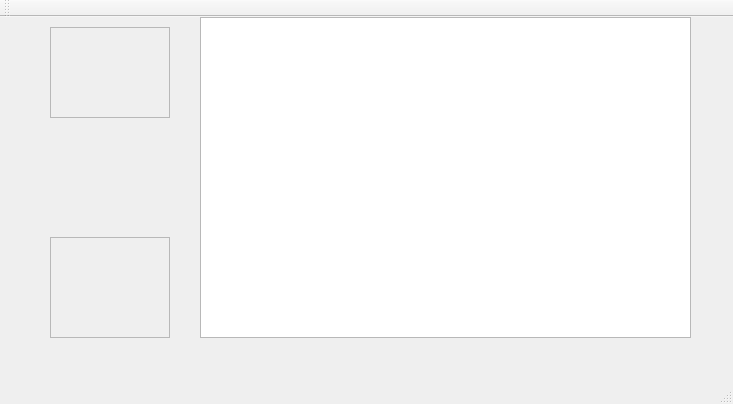
Qt form Qt_client/mainwindow.ui (elekmad/TagFolders) before a commit.
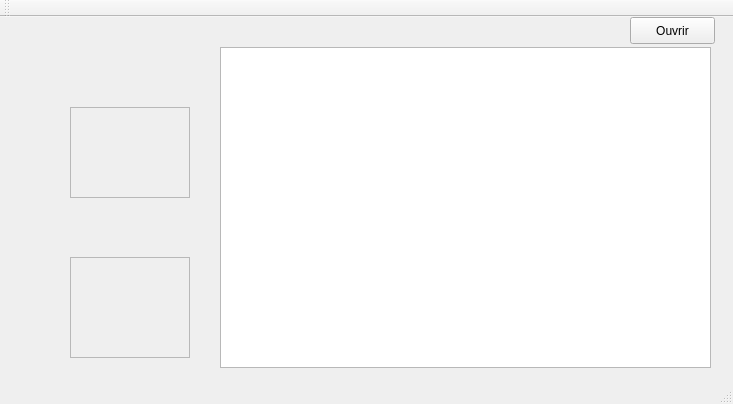
The same form after that commit.

Commit message: Ajout du chiox du dossier.

What changed in the file:
```diff
--- a/Qt_client/mainwindow.ui
+++ b/Qt_client/mainwindow.ui
@@ -17,8 +17,8 @@
    <widget class="QTreeView" name="FileList">
     <property name="geometry">
      <rect>
-      <x>200</x>
-      <y>0</y>
+      <x>220</x>
+      <y>30</y>
       <width>491</width>
       <height>321</height>
      </rect>
@@ -30,8 +30,8 @@
    <widget class="QScrollArea" name="IncludeTagsList">
     <property name="geometry">
      <rect>
-      <x>50</x>
-      <y>10</y>
+      <x>70</x>
+      <y>90</y>
       <width>120</width>
       <height>91</height>
      </rect>
@@ -59,8 +59,8 @@
    <widget class="QScrollArea" name="ExcludeTagsList">
     <property name="geometry">
      <rect>
-      <x>50</x>
-      <y>220</y>
+      <x>70</x>
+      <y>240</y>
       <width>120</width>
       <height>101</height>
      </rect>
@@ -82,6 +82,32 @@
      </property>
     </widget>
    </widget>
+   <widget class="QLabel" name="DirName">
+    <property name="geometry">
+     <rect>
+      <x>220</x>
+      <y>0</y>
+      <width>401</width>
+      <height>17</height>
+     </rect>
+    </property>
+    <property name="text">
+     <string/>
+    </property>
+   </widget>
+   <widget class="QPushButton" name="OpenDir">
+    <property name="geometry">
+     <rect>
+      <x>630</x>
+      <y>0</y>
+      <width>85</width>
+      <height>27</height>
+     </rect>
+    </property>
+    <property name="text">
+     <string>Ouvrir</string>
+    </property>
+   </widget>
   </widget>
   <widget class="QMenuBar" name="menuBar">
    <property name="geometry">
```
Left out of the diff: 2 changed lines with no effect on the pictures. The commit also changes 2 other files.
